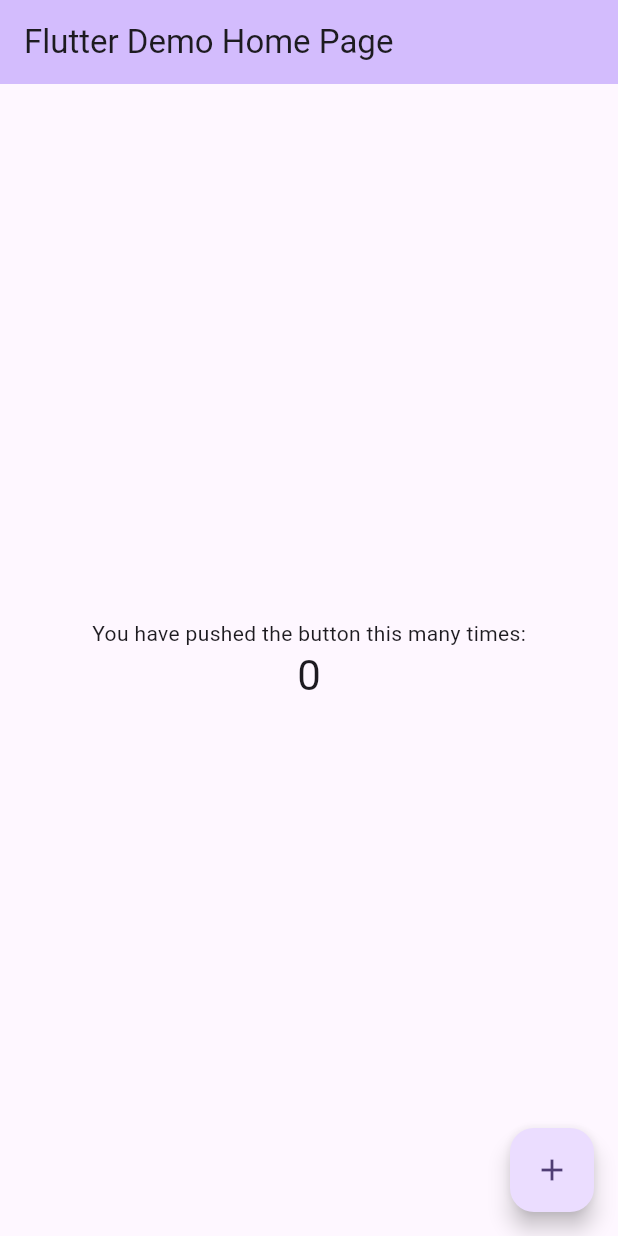
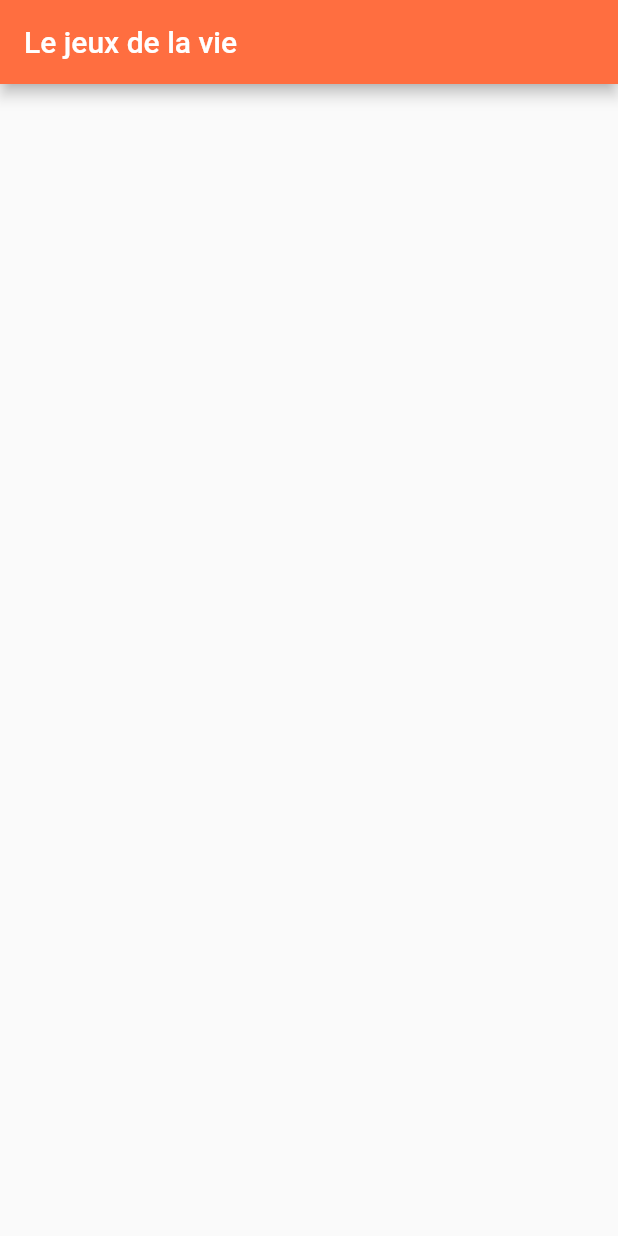
Before and after one commit to HugoM38/game_of_life, a Flutter app: the screen it shows after launch, on a phone screen of 412 x 824 dp. Run offline on Flutter 3.47's test engine with Material 2 defaults, Android fonts, the phone set to English and light mode, and no system bars.

Commit message:
feat: organization of files

```diff
--- a/lib/main.dart
+++ b/lib/main.dart
@@ -1,125 +1,20 @@
 import 'package:flutter/material.dart';
+import 'package:game_of_life/ui/home.dart';
 
 void main() {
-  runApp(const MyApp());
+  runApp(const GameOfLife());
 }
 
-class MyApp extends StatelessWidget {
-  const MyApp({super.key});
+class GameOfLife extends StatelessWidget {
+  const GameOfLife({super.key});
 
   // This widget is the root of your application.
   @override
   Widget build(BuildContext context) {
-    return MaterialApp(
-      title: 'Flutter Demo',
-      theme: ThemeData(
-        // This is the theme of your application.
-        //
-        // TRY THIS: Try running your application with "flutter run". You'll see
-        // the application has a blue toolbar. Then, without quitting the app,
-        // try changing the seedColor in the colorScheme below to Colors.green
-        // and then invoke "hot reload" (save your changes or press the "hot
-        // reload" button in a Flutter-supported IDE, or press "r" if you used
-        // the command line to start the app).
-        //
-        // Notice that the counter didn't reset back to zero; the application
-        // state is not lost during the reload. To reset the state, use hot
-        // restart instead.
-        //
-        // This works for code too, not just values: Most code changes can be
-        // tested with just a hot reload.
-        colorScheme: ColorScheme.fromSeed(seedColor: Colors.deepPurple),
-        useMaterial3: true,
-      ),
-      home: const MyHomePage(title: 'Flutter Demo Home Page'),
+    return const MaterialApp(
+      title: 'GameOfLife',
+      home: Home(title: 'Le jeux de la vie'),
+      debugShowCheckedModeBanner: false,
     );
   }
 }
-
-class MyHomePage extends StatefulWidget {
-  const MyHomePage({super.key, required this.title});
-
-  // This widget is the home page of your application. It is stateful, meaning
-  // that it has a State object (defined below) that contains fields that affect
-  // how it looks.
-
-  // This class is the configuration for the state. It holds the values (in this
-  // case the title) provided by the parent (in this case the App widget) and
-  // used by the build method of the State. Fields in a Widget subclass are
-  // always marked "final".
-
-  final String title;
-
-  @override
-  State<MyHomePage> createState() => _MyHomePageState();
-}
-
-class _MyHomePageState extends State<MyHomePage> {
-  int _counter = 0;
-
-  void _incrementCounter() {
-    setState(() {
-      // This call to setState tells the Flutter framework that something has
-      // changed in this State, which causes it to rerun the build method below
-      // so that the display can reflect the updated values. If we changed
-      // _counter without calling setState(), then the build method would not be
-      // called again, and so nothing would appear to happen.
-      _counter++;
-    });
-  }
-
-  @override
-  Widget build(BuildContext context) {
-    // This method is rerun every time setState is called, for instance as done
-    // by the _incrementCounter method above.
-    //
-    // The Flutter framework has been optimized to make rerunning build methods
-    // fast, so that you can just rebuild anything that needs updating rather
-    // than having to individually change instances of widgets.
-    return Scaffold(
-      appBar: AppBar(
-        // TRY THIS: Try changing the color here to a specific color (to
-        // Colors.amber, perhaps?) and trigger a hot reload to see the AppBar
-        // change color while the other colors stay the same.
-        backgroundColor: Theme.of(context).colorScheme.inversePrimary,
-        // Here we take the value from the MyHomePage object that was created by
-        // the App.build method, and use it to set our appbar title.
-        title: Text(widget.title),
-      ),
-      body: Center(
-        // Center is a layout widget. It takes a single child and positions it
-        // in the middle of the parent.
-        child: Column(
-          // Column is also a layout widget. It takes a list of children and
-          // arranges them vertically. By default, it sizes itself to fit its
-          // children horizontally, and tries to be as tall as its parent.
-          //
-          // Column has various properties to control how it sizes itself and
-          // how it positions its children. Here we use mainAxisAlignment to
-          // center the children vertically; the main axis here is the vertical
-          // axis because Columns are vertical (the cross axis would be
-          // horizontal).
-          //
-          // TRY THIS: Invoke "debug painting" (choose the "Toggle Debug Paint"
-          // action in the IDE, or press "p" in the console), to see the
-          // wireframe for each widget.
-          mainAxisAlignment: MainAxisAlignment.center,
-          children: <Widget>[
-            const Text(
-              'You have pushed the button this many times:',
-            ),
-            Text(
-              '$_counter',
-              style: Theme.of(context).textTheme.headlineMedium,
-            ),
-          ],
-        ),
-      ),
-      floatingActionButton: FloatingActionButton(
-        onPressed: _incrementCounter,
-        tooltip: 'Increment',
-        child: const Icon(Icons.add),
-      ), // This trailing comma makes auto-formatting nicer for build methods.
-    );
-  }
-}
--- /dev/null
+++ b/lib/ui/home.dart
@@ -0,0 +1,31 @@
+import 'package:flutter/material.dart';
+
+class Home extends StatefulWidget {
+  const Home({super.key, required this.title});
+
+  final String title;
+
+  @override
+  State<Home> createState() => _HomeState();
+}
+
+class _HomeState extends State<Home> {
+
+  @override
+  Widget build(BuildContext context) {
+    return Scaffold(
+      appBar: AppBar(
+        title: Text(widget.title),
+        backgroundColor: Colors.deepOrangeAccent,
+      ),
+      body: Center(
+        child: Column(
+          mainAxisAlignment: MainAxisAlignment.center,
+          children: <Widget>[
+            Container(),
+          ],
+        ),
+      ),
+    );
+  }
+}
```
Also changed, not shown: 1 other file.
